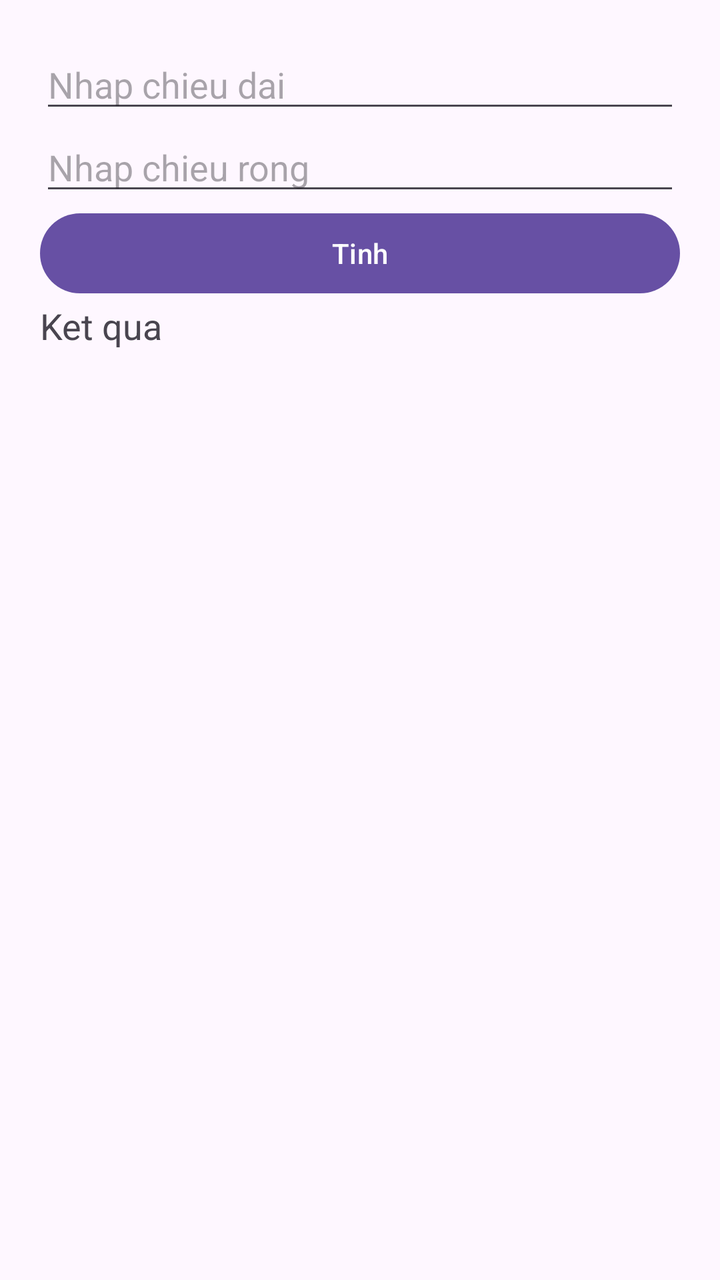
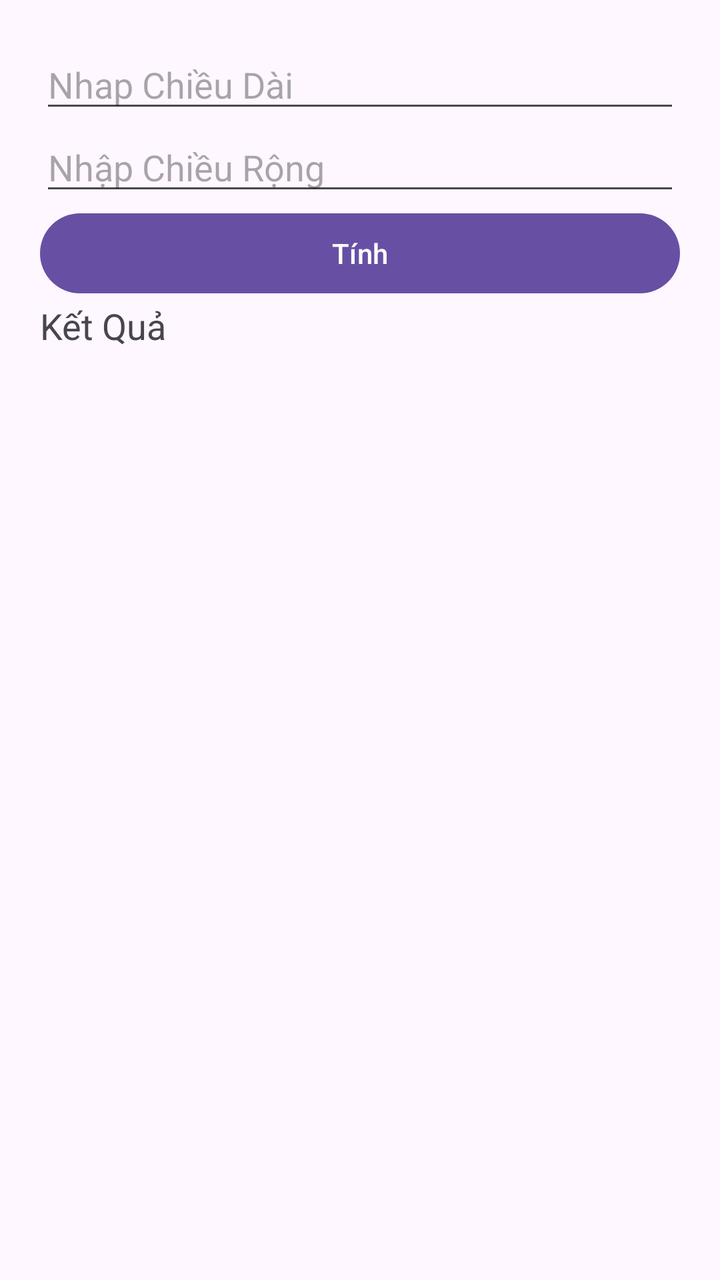

Screens rendered from an Android XML layout before and after an edit, with the pre-edit source and the edit as a unified diff.
<!-- AndroidManifest.xml: application theme Theme.Thigk2nguyenduchao -->
<!-- res/layout/activity_chucnang1.xml -->
<?xml version="1.0" encoding="utf-8"?>
<LinearLayout
    xmlns:android="http://schemas.android.com/apk/res/android"
    android:orientation="vertical"
    android:padding="20dp"
    android:layout_width="match_parent"
    android:layout_height="match_parent">

    <EditText
        android:id="@+id/edDai"
        android:hint="Nhap chieu dai"
        android:inputType="numberDecimal"
        android:layout_width="match_parent"
        android:layout_height="wrap_content"/>

    <EditText
        android:id="@+id/edRong"
        android:hint="Nhap chieu rong"
        android:inputType="numberDecimal"
        android:layout_width="match_parent"
        android:layout_height="wrap_content"/>

    <Button
        android:id="@+id/btnTinh"
        android:text="Tinh"
        android:layout_width="match_parent"
        android:layout_height="wrap_content"/>

    <TextView
        android:id="@+id/tvKQ"
        android:text="Ket qua"
        android:textSize="18sp"
        android:layout_width="match_parent"
        android:layout_height="wrap_content"/>

</LinearLayout>
<!-- resources referenced by this layout -->
<resources>
  <style name="Theme.Thigk2nguyenduchao" parent="Base.Theme.Thigk2nguyenduchao" />
  <style name="Base.Theme.Thigk2nguyenduchao" parent="Theme.Material3.DayNight.NoActionBar">
          
          
      </style>
</resources>

<!-- the commit's change to res/layout/activity_chucnang1.xml (unified diff, before → after) -->
@@ -8,27 +8,27 @@
 
     <EditText
         android:id="@+id/edDai"
-        android:hint="Nhap chieu dai"
+        android:hint="Nhap Chiều Dài"
         android:inputType="numberDecimal"
         android:layout_width="match_parent"
         android:layout_height="wrap_content"/>
 
     <EditText
         android:id="@+id/edRong"
-        android:hint="Nhap chieu rong"
+        android:hint="Nhập Chiều Rộng"
         android:inputType="numberDecimal"
         android:layout_width="match_parent"
         android:layout_height="wrap_content"/>
 
     <Button
         android:id="@+id/btnTinh"
-        android:text="Tinh"
+        android:text="Tính"
         android:layout_width="match_parent"
         android:layout_height="wrap_content"/>
 
     <TextView
         android:id="@+id/tvKQ"
-        android:text="Ket qua"
+        android:text="Kết Quả"
         android:textSize="18sp"
         android:layout_width="match_parent"
         android:layout_height="wrap_content"/>
